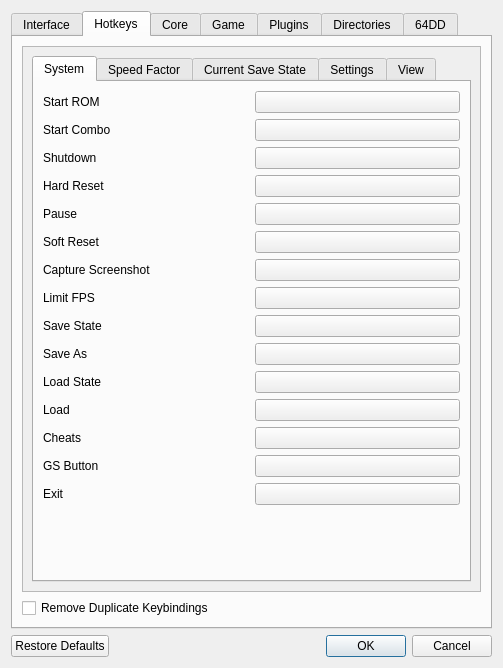
The window that Source/RMG/UserInterface/Dialog/SettingsDialog.ui (Rosalie241/RMG) describes before a commit, drawn with Qt 5.
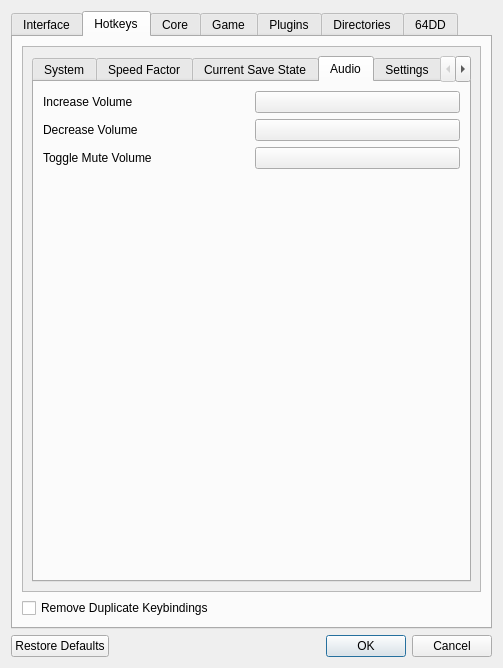
The same window after the commit. The open tabs and pages were chosen to show the change. Icons and pictures are not drawn. Custom widgets are drawn as their Qt base class.

Commit message: RMG: add volume hotkeys

What changed in the file:
```diff
--- a/Source/RMG/UserInterface/Dialog/SettingsDialog.ui
+++ b/Source/RMG/UserInterface/Dialog/SettingsDialog.ui
@@ -1339,6 +1339,80 @@
                    </item>
                   </layout>
                  </widget>
+                 <widget class="QWidget" name="tab_4">
+                  <attribute name="title">
+                   <string>Audio</string>
+                  </attribute>
+                  <layout class="QVBoxLayout" name="verticalLayout_19">
+                   <item>
+                    <layout class="QHBoxLayout" name="horizontalLayout_119">
+                     <item>
+                      <widget class="QLabel" name="label_116">
+                       <property name="text">
+                        <string>Increase Volume</string>
+                       </property>
+                      </widget>
+                     </item>
+                     <item>
+                      <widget class="KeybindButton" name="increaseVolumeKeyButton">
+                       <property name="text">
+                        <string/>
+                       </property>
+                      </widget>
+                     </item>
+                    </layout>
+                   </item>
+                   <item>
+                    <layout class="QHBoxLayout" name="horizontalLayout_120">
+                     <item>
+                      <widget class="QLabel" name="label_117">
+                       <property name="text">
+                        <string>Decrease Volume</string>
+                       </property>
+                      </widget>
+                     </item>
+                     <item>
+                      <widget class="KeybindButton" name="decreaseVolumeKeyButton">
+                       <property name="text">
+                        <string/>
+                       </property>
+                      </widget>
+                     </item>
+                    </layout>
+                   </item>
+                   <item>
+                    <layout class="QHBoxLayout" name="horizontalLayout_121">
+                     <item>
+                      <widget class="QLabel" name="label_118">
+                       <property name="text">
+                        <string>Toggle Mute Volume</string>
+                       </property>
+                      </widget>
+                     </item>
+                     <item>
+                      <widget class="KeybindButton" name="muteVolumeKeyButton">
+                       <property name="text">
+                        <string/>
+                       </property>
+                      </widget>
+                     </item>
+                    </layout>
+                   </item>
+                   <item>
+                    <spacer name="verticalSpacer_18">
+                     <property name="orientation">
+                      <enum>Qt::Vertical</enum>
+                     </property>
+                     <property name="sizeHint" stdset="0">
+                      <size>
+                       <width>20</width>
+                       <height>502</height>
+                      </size>
+                     </property>
+                    </spacer>
+                   </item>
+                  </layout>
+                 </widget>
                  <widget class="QWidget" name="settingsMenuTab">
                   <attribute name="title">
                    <string>Settings</string>
```
The commit also changes 3 other files.
